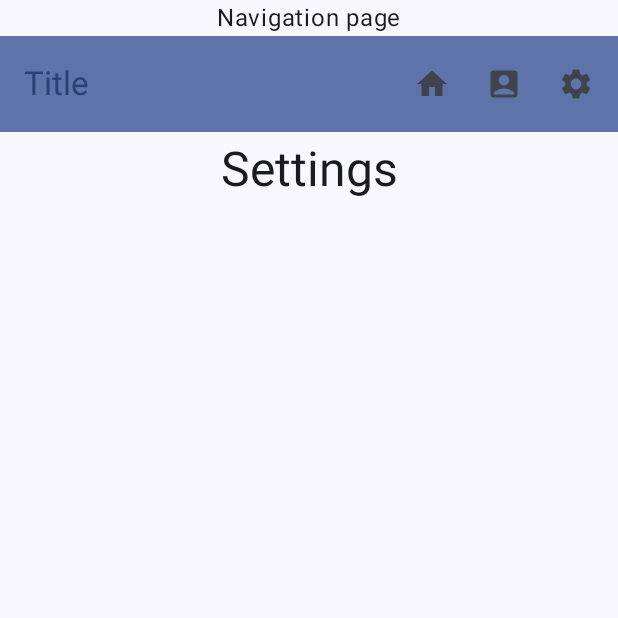
After one commit to Mariuscaa/StiTur, an Android app built with Jetpack Compose: the SettingsScreen screen opened through its navigation route, on a phone screen of 412 x 824 dp, the top half of it. The commit adds this screen. Run offline under Robolectric (Android 15) with nearby library versions, the phone set to English and light mode, and no system bars.

Commit message:
Set up temporary start page.

```diff
--- a/app/build.gradle.kts
+++ b/app/build.gradle.kts
@@ -6,7 +6,7 @@ plugins {
 
 android {
     namespace = "no.hiof.mariusca.stitur"
-    compileSdk = 33
+    compileSdk = 34
 
     defaultConfig {
         applicationId = "no.hiof.mariusca.stitur"
@@ -53,6 +53,7 @@ android {
 
 dependencies {
 
+    implementation("androidx.navigation:navigation-compose:2.7.2")
     implementation("androidx.core:core-ktx:1.9.0")
     implementation("androidx.lifecycle:lifecycle-runtime-ktx:2.6.2")
     implementation("androidx.activity:activity-compose:1.7.2")
--- a/app/src/main/java/no/hiof/mariusca/stitur/MainActivity.kt
+++ b/app/src/main/java/no/hiof/mariusca/stitur/MainActivity.kt
@@ -6,16 +6,10 @@ import androidx.activity.compose.setContent
 import androidx.compose.foundation.layout.fillMaxSize
 import androidx.compose.material3.MaterialTheme
 import androidx.compose.material3.Surface
-import androidx.compose.material3.Text
 import androidx.compose.runtime.Composable
 import androidx.compose.ui.Modifier
 import androidx.compose.ui.tooling.preview.Preview
-import com.google.android.gms.maps.model.CameraPosition
-import com.google.android.gms.maps.model.LatLng
-import com.google.maps.android.compose.GoogleMap
-import com.google.maps.android.compose.Marker
-import com.google.maps.android.compose.MarkerState
-import com.google.maps.android.compose.rememberCameraPositionState
+import no.hiof.mariusca.stitur.ui.screen.home.HomeScreen
 import no.hiof.mariusca.stitur.ui.theme.StiTurTheme
 
 class MainActivity : ComponentActivity() {
@@ -27,28 +21,16 @@ class MainActivity : ComponentActivity() {
                     modifier = Modifier.fillMaxSize(),
                     color = MaterialTheme.colorScheme.background
                 ) {
-                    Text(text = "test")
-                    TestMap()
-
+                    HomeScreen()
                 }
             }
         }
     }
 }
 
-@Composable
-fun TestMap() {
-    val halden = LatLng(59.1330, 11.3875)
-    val cameraPosition = rememberCameraPositionState() {
-        position = CameraPosition.fromLatLngZoom(halden, 10f)
-    }
-    Text(text = "Maps")
-    GoogleMap(
-        cameraPositionState = cameraPosition
-    ) {
-        Marker(MarkerState(position = halden), title = "Halden", snippet = "Marker in Halden.")
-    }
-}
+
+
+
 
 @Preview(showBackground = true)
 @Composable
--- /dev/null
+++ b/app/src/main/java/no/hiof/mariusca/stitur/ui/screen/SettingsScreen.kt
@@ -0,0 +1,13 @@
+package no.hiof.mariusca.stitur.ui.screen
+
+import androidx.compose.material3.MaterialTheme
+import androidx.compose.material3.Text
+import androidx.compose.runtime.Composable
+import androidx.compose.ui.text.style.TextAlign
+
+@Composable
+fun SettingsScreen() {
+    Text(text = "Settings",
+        style = MaterialTheme.typography.headlineLarge,
+        textAlign = TextAlign.Center)
+}
--- /dev/null
+++ b/app/src/main/java/no/hiof/mariusca/stitur/ui/screen/TempStartPage.kt
@@ -0,0 +1,13 @@
+package no.hiof.mariusca.stitur.ui.screen
+
+import androidx.compose.material3.MaterialTheme
+import androidx.compose.material3.Text
+import androidx.compose.runtime.Composable
+import androidx.compose.ui.text.style.TextAlign
+
+@Composable
+fun TempStartPage() {
+    Text(text = "StartPage",
+        style = MaterialTheme.typography.headlineLarge,
+        textAlign = TextAlign.Center)
+}
--- /dev/null
+++ b/app/src/main/java/no/hiof/mariusca/stitur/ui/screen/home/HomeScreen.kt
@@ -0,0 +1,92 @@
+package no.hiof.mariusca.stitur.ui.screen.home
+
+import androidx.compose.foundation.layout.Column
+import androidx.compose.foundation.layout.fillMaxWidth
+import androidx.compose.foundation.layout.padding
+import androidx.compose.material.icons.Icons
+import androidx.compose.material.icons.filled.AccountBox
+import androidx.compose.material.icons.filled.Home
+import androidx.compose.material.icons.filled.Settings
+import androidx.compose.material3.ExperimentalMaterial3Api
+import androidx.compose.material3.Icon
+import androidx.compose.material3.IconButton
+import androidx.compose.material3.MaterialTheme
+import androidx.compose.material3.Scaffold
+import androidx.compose.material3.Text
+import androidx.compose.material3.TopAppBar
+import androidx.compose.material3.TopAppBarDefaults
+import androidx.compose.runtime.Composable
+import androidx.compose.ui.Alignment
+import androidx.compose.ui.Modifier
+import androidx.compose.ui.unit.dp
+import androidx.navigation.compose.NavHost
+import androidx.navigation.compose.composable
+import androidx.navigation.compose.rememberNavController
+import no.hiof.mariusca.stitur.ui.screen.SettingsScreen
+import no.hiof.mariusca.stitur.ui.screen.TempStartPage
+import no.hiof.mariusca.stitur.ui.screen.map.StiturMapScreen
+
+@Composable
+fun HomeScreen() {
+    Column (horizontalAlignment = Alignment.CenterHorizontally) {
+        Text(text = "Navigation page")
+        NavigationApp()
+    }
+}
+
+enum class Screen {
+    StiturMap, Settings, TempStartPage
+}
+
+@OptIn(ExperimentalMaterial3Api::class)
+@Composable
+fun NavigationApp() {
+    val navController = rememberNavController()
+    Scaffold(topBar = {
+        TopAppBar(
+            colors = TopAppBarDefaults.mediumTopAppBarColors(
+                containerColor = MaterialTheme.colorScheme.primaryContainer,
+                titleContentColor = MaterialTheme.colorScheme.primary,
+            ),
+            title = { Text(text = "Title") },
+            actions = {
+                IconButton(onClick = { navController.navigate(Screen.TempStartPage.name) }) {
+                    Icon(
+                        imageVector = Icons.Filled.Home,
+                        contentDescription = "Home button"
+                    )
+                }
+                IconButton(onClick = { navController.navigate(Screen.StiturMap.name) }) {
+                    Icon(
+                        imageVector = Icons.Filled.AccountBox,
+                        contentDescription = "Profile button"
+                    )
+                }
+                IconButton(onClick = { navController.navigate(Screen.Settings.name) }) {
+                    Icon(
+                        imageVector = Icons.Filled.Settings,
+                        contentDescription = "Settings button"
+                    )
+                }
+            })
+    }) { innerPadding ->
+        NavHost(
+            navController = navController,
+            startDestination = Screen.TempStartPage.name,
+            modifier = Modifier
+                .padding(innerPadding)
+                .fillMaxWidth()
+                .padding(top = 5.dp)
+        ) {
+            composable(Screen.TempStartPage.name) {
+                TempStartPage()
+            }
+            composable(Screen.StiturMap.name) {
+                StiturMapScreen()
+            }
+            composable(Screen.Settings.name) {
+                SettingsScreen()
+            }
+        }
+    }
+}
--- /dev/null
+++ b/app/src/main/java/no/hiof/mariusca/stitur/ui/screen/map/StiturMapScreen.kt
@@ -0,0 +1,24 @@
+package no.hiof.mariusca.stitur.ui.screen.map
+
+import androidx.compose.material3.Text
+import androidx.compose.runtime.Composable
+import com.google.android.gms.maps.model.CameraPosition
+import com.google.android.gms.maps.model.LatLng
+import com.google.maps.android.compose.GoogleMap
+import com.google.maps.android.compose.Marker
+import com.google.maps.android.compose.MarkerState
+import com.google.maps.android.compose.rememberCameraPositionState
+
+@Composable
+fun StiturMapScreen() {
+    val halden = LatLng(59.1330, 11.3875)
+    val cameraPosition = rememberCameraPositionState() {
+        position = CameraPosition.fromLatLngZoom(halden, 10f)
+    }
+    Text(text = "Maps")
+    GoogleMap(
+        cameraPositionState = cameraPosition
+    ) {
+        Marker(MarkerState(position = halden), title = "Halden", snippet = "Marker in Halden.")
+    }
+}
```
